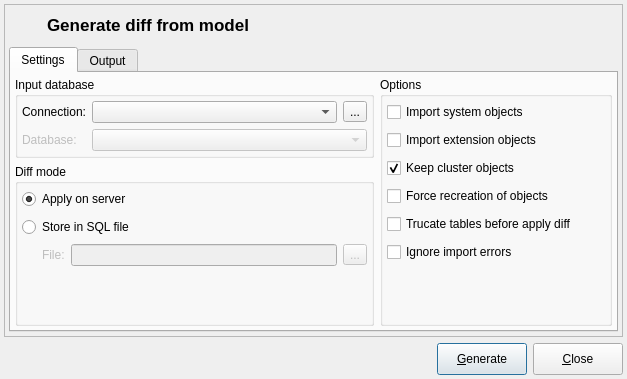
This is libpgmodeler_ui/ui/modeldatabasediffform.ui in pgmodeler/pgmodeler as Qt 5 draws it before an edit. The edited form follows.
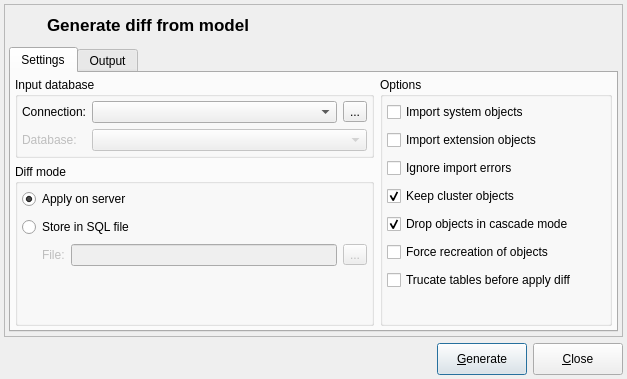
This is the edited form. Icons and pictures are not drawn.

Commit message:
Added an option to generate drop commands with CASCADE instruction
Model database diff implementation checkpoint

```diff
--- a/libpgmodeler_ui/ui/modeldatabasediffform.ui
+++ b/libpgmodeler_ui/ui/modeldatabasediffform.ui
@@ -390,6 +390,51 @@
                </item>
               </layout>
              </item>
+             <item>
+              <layout class="QHBoxLayout" name="horizontalLayout_13">
+               <item>
+                <widget class="QCheckBox" name="ignore_errors_chk">
+                 <property name="sizePolicy">
+                  <sizepolicy hsizetype="Minimum" vsizetype="Fixed">
+                   <horstretch>0</horstretch>
+                   <verstretch>0</verstretch>
+                  </sizepolicy>
+                 </property>
+                 <property name="toolTip">
+                  <string/>
+                 </property>
+                 <property name="statusTip">
+                  <string>Ignores as many as possible errors on import step. This option generates a incomplete diff.</string>
+                 </property>
+                 <property name="text">
+                  <string>Ignore import errors</string>
+                 </property>
+                </widget>
+               </item>
+               <item>
+                <widget class="QWidget" name="ignore_errors_hint" native="true">
+                 <property name="sizePolicy">
+                  <sizepolicy hsizetype="Fixed" vsizetype="Fixed">
+                   <horstretch>0</horstretch>
+                   <verstretch>0</verstretch>
+                  </sizepolicy>
+                 </property>
+                 <property name="minimumSize">
+                  <size>
+                   <width>22</width>
+                   <height>22</height>
+                  </size>
+                 </property>
+                 <property name="maximumSize">
+                  <size>
+                   <width>22</width>
+                   <height>22</height>
+                  </size>
+                 </property>
+                </widget>
+               </item>
+              </layout>
+             </item>
              <item>
               <layout class="QHBoxLayout" name="horizontalLayout_12">
                <item>
@@ -432,6 +477,51 @@
                </item>
               </layout>
              </item>
+             <item>
+              <layout class="QHBoxLayout" name="horizontalLayout_16">
+               <item>
+                <widget class="QCheckBox" name="drop_cascade_chk">
+                 <property name="enabled">
+                  <bool>true</bool>
+                 </property>
+                 <property name="toolTip">
+                  <string/>
+                 </property>
+                 <property name="statusTip">
+                  <string>Objects that depends on an object marked to be dropped will be removed as well. &lt;strong&gt;NOTE:&lt;/strong&gt; this option can drop more objects than listed in the output.</string>
+                 </property>
+                 <property name="text">
+                  <string>Drop objects in cascade mode</string>
+                 </property>
+                 <property name="checked">
+                  <bool>true</bool>
+                 </property>
+                </widget>
+               </item>
+               <item>
+                <widget class="QWidget" name="drop_cascade_hint" native="true">
+                 <property name="sizePolicy">
+                  <sizepolicy hsizetype="Fixed" vsizetype="Fixed">
+                   <horstretch>0</horstretch>
+                   <verstretch>0</verstretch>
+                  </sizepolicy>
+                 </property>
+                 <property name="minimumSize">
+                  <size>
+                   <width>22</width>
+                   <height>22</height>
+                  </size>
+                 </property>
+                 <property name="maximumSize">
+                  <size>
+                   <width>22</width>
+                   <height>22</height>
+                  </size>
+                 </property>
+                </widget>
+               </item>
+              </layout>
+             </item>
              <item>
               <layout class="QHBoxLayout" name="horizontalLayout_15">
                <item>
@@ -519,51 +609,6 @@
                </item>
               </layout>
              </item>
-             <item>
-              <layout class="QHBoxLayout" name="horizontalLayout_13">
-               <item>
-                <widget class="QCheckBox" name="ignore_errors_chk">
-                 <property name="sizePolicy">
-                  <sizepolicy hsizetype="Minimum" vsizetype="Fixed">
-                   <horstretch>0</horstretch>
-                   <verstretch>0</verstretch>
-                  </sizepolicy>
-                 </property>
-                 <property name="toolTip">
-                  <string/>
-                 </property>
-                 <property name="statusTip">
-                  <string>Ignores as many as possible errors on import step. This option generates a incomplete diff.</string>
-                 </property>
-                 <property name="text">
-                  <string>Ignore import errors</string>
-                 </property>
-                </widget>
-               </item>
-               <item>
-                <widget class="QWidget" name="ignore_errors_hint" native="true">
-                 <property name="sizePolicy">
-                  <sizepolicy hsizetype="Fixed" vsizetype="Fixed">
-                   <horstretch>0</horstretch>
-                   <verstretch>0</verstretch>
-                  </sizepolicy>
-                 </property>
-                 <property name="minimumSize">
-                  <size>
-                   <width>22</width>
-                   <height>22</height>
-                  </size>
-                 </property>
-                 <property name="maximumSize">
-                  <size>
-                   <width>22</width>
-                   <height>22</height>
-                  </size>
-                 </property>
-                </widget>
-               </item>
-              </layout>
-             </item>
              <item>
               <spacer name="verticalSpacer">
                <property name="orientation">
```
The commit also changes 11 other files.
